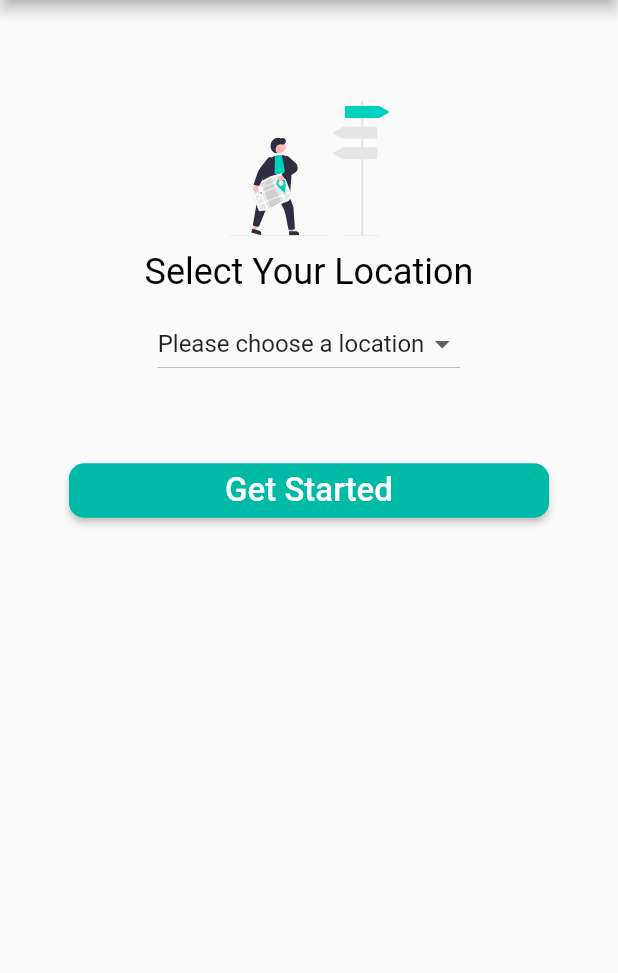
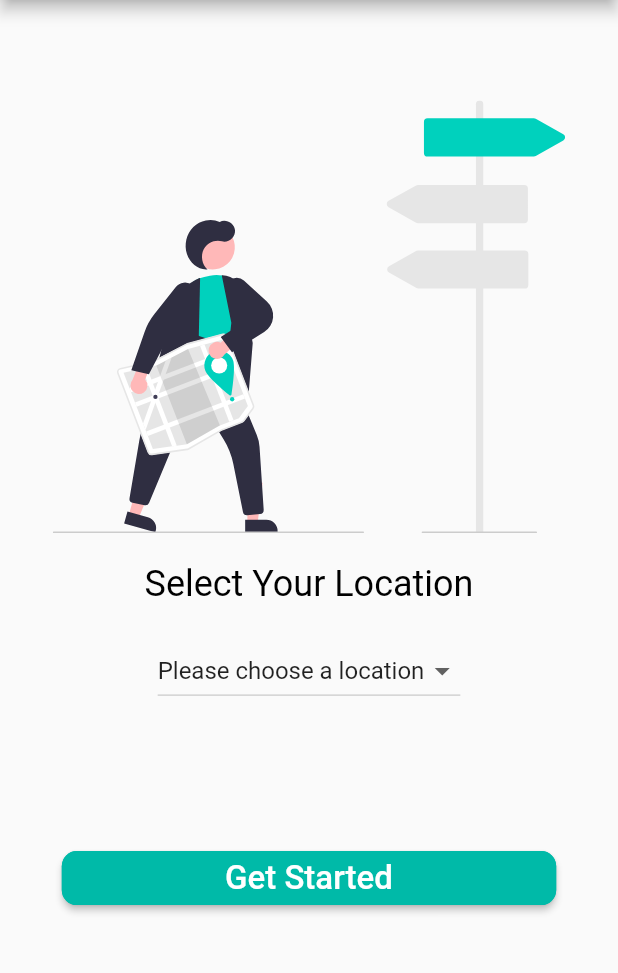
Before and after one commit to devinspect-io/bcredible-mobile, a Flutter app: the screen it shows after launch, on a phone screen of 412 x 824 dp, the part 84-1057 px from its top. Run offline on Flutter 3.47's test engine with Material 2 defaults, Android fonts, the phone set to English and light mode, and no system bars; our stand-ins replace flutter_svg, rxdart, toast.

```diff
--- a/lib/src/app.dart
+++ b/lib/src/app.dart
@@ -14,7 +14,8 @@ class App extends StatelessWidget {
           title: Text('bCredible'),
           backgroundColor: Color.fromRGBO(0, 209, 189, 100)),
         body: HomeScreen(),
-        ));
+      )
+    );
   }
 }
 
--- a/lib/src/screens/home_screen.dart
+++ b/lib/src/screens/home_screen.dart
@@ -21,15 +21,18 @@ class HomeScreenState extends State<HomeScreen> {
     return _buildHomeScreen();
   }
 
-  Container _buildHomeScreen() {
-    return Container(
+  SingleChildScrollView _buildHomeScreen() {
+    return SingleChildScrollView(
+      child: Container(
         padding: const EdgeInsets.all(17.0),
         margin: const EdgeInsets.only(top: 50.0),
+        width: MediaQuery.of(context).size.width,
         child: Column(
           mainAxisAlignment: MainAxisAlignment.spaceBetween,
           children: <Widget>[
             _buildGettingStarted(),
           ],
+        ),
       ),
     );
   }
@@ -42,9 +45,9 @@ class HomeScreenState extends State<HomeScreen> {
           crossAxisAlignment: CrossAxisAlignment.center,
           children: [
             SvgPicture.asset("assets/images/undraw_right_direction.svg",
-                height: 90)
+                height: MediaQuery.of(context).size.height * 0.35)
           ]),
-      _addTopMargin(10),
+      _addTopMargin(20),
       Row(
           mainAxisAlignment: MainAxisAlignment.center,
           crossAxisAlignment: CrossAxisAlignment.center,
@@ -55,12 +58,12 @@ class HomeScreenState extends State<HomeScreen> {
               textAlign: TextAlign.center,
             ),
           ]),
-      _addTopMargin(10),
+      _addTopMargin(20),
       Row(
           mainAxisAlignment: MainAxisAlignment.center,
           crossAxisAlignment: CrossAxisAlignment.center,
           children: [_buildLocationSelect()]),
-      _addTopMargin(50),
+      _addTopMargin(90),
       _buildGetStartedButton()
     ]));
   }
@@ -96,7 +99,7 @@ class HomeScreenState extends State<HomeScreen> {
           crossAxisAlignment: CrossAxisAlignment.center,
           children: [
             SizedBox(
-              width: 320,
+              width: MediaQuery.of(context).size.width * 0.8,
               child: RaisedButton(
                 color: Color.fromRGBO(0, 186, 168, 1),
                 shape: RoundedRectangleBorder(
```
Also changed, not shown: lib/src/screens/list_view.dart (+22 -108 lines), pubspec.lock. Lines whose indentation alone changed are shown as unchanged.
